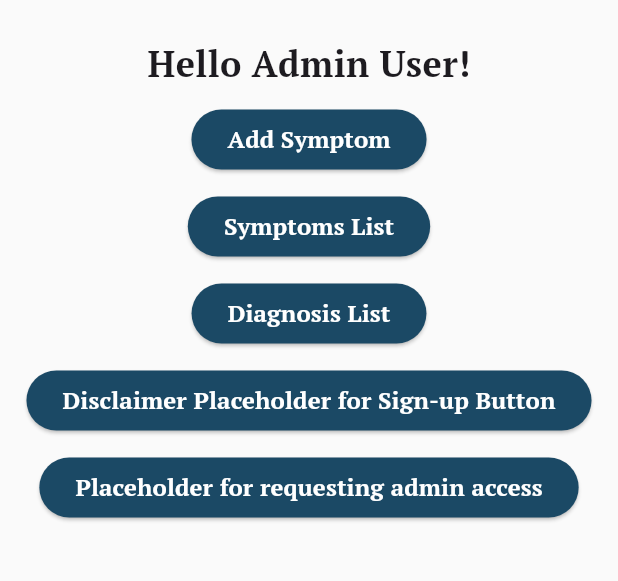
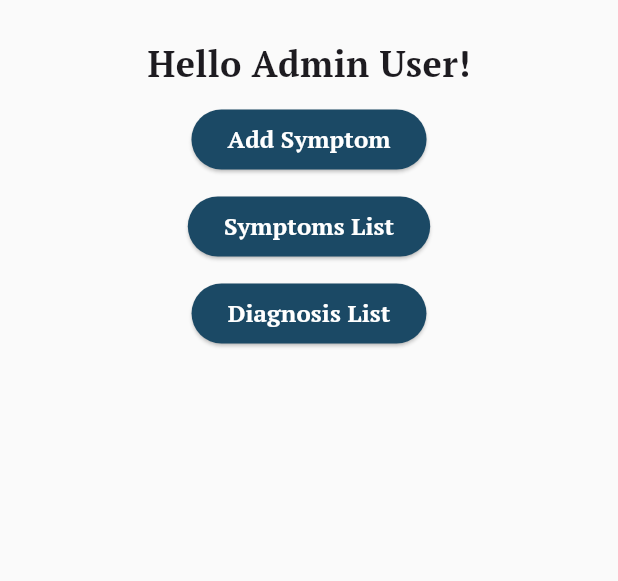
Before and after one commit to harshithlanka3/SAME-3311, a Flutter app: the Admin screen opened directly, on a phone screen of 412 x 824 dp, the part 84-665 px from its top. Run offline on Flutter 3.47's test engine with Material 3 defaults, Android fonts, the phone set to English and light mode, and no system bars; our stand-ins replace fluttertoast, multi_select_flutter.

Commit message:
Moved Admin Access to side bar

```diff
--- a/frontend/s_a_m_e/lib/admin.dart
+++ b/frontend/s_a_m_e/lib/admin.dart
@@ -221,6 +221,12 @@ class Admin extends StatelessWidget {
                 );
               },
             ),
+            ListTile(
+              title: const Text('Request Admin Access'),
+              onTap: () {
+                _adminAccessQuestionnaire(context);
+              },
+            ),
           ],
         ),
       ),
@@ -278,30 +284,6 @@ class Admin extends StatelessWidget {
                 // );
               },
             ),
-            const SizedBox(height: 10),
-            ElevatedButton(
-              style: const ButtonStyle(
-                foregroundColor: MaterialStatePropertyAll<Color>(white),
-                backgroundColor: MaterialStatePropertyAll<Color>(navy),
-              ),
-              child: const Text('Disclaimer Placeholder for Sign-up Button', style: TextStyle(fontWeight: FontWeight.bold, fontSize: 16.0)),
-              onPressed: () {
-                // Show the disclaimer dialog when this button is pressed
-                _showDisclaimerDialog(context);
-              },
-            ),
-            const SizedBox(height: 10),
-            ElevatedButton(
-              style: const ButtonStyle(
-                foregroundColor: MaterialStatePropertyAll<Color>(white),
-                backgroundColor: MaterialStatePropertyAll<Color>(navy),
-              ),
-              child: const Text('Placeholder for requesting admin access', style: TextStyle(fontWeight: FontWeight.bold, fontSize: 16.0)),
-              onPressed: () {
-                _adminAccessQuestionnaire(context);
-              },
-
-            ),
           ],
         ),
       ),
```
